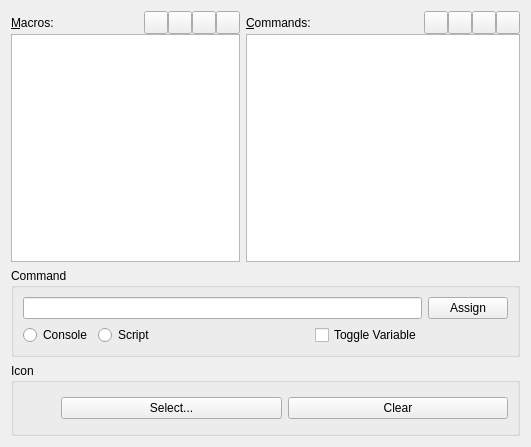
The window that Code/Editor/ToolsConfigPage.ui (Zee2401/o3de) describes before a commit, drawn with Qt 5.
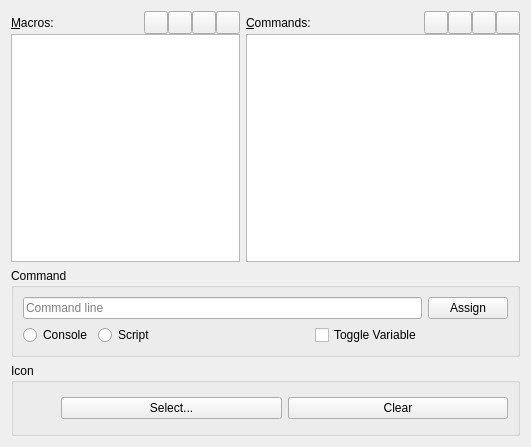
The same window after the commit. Icons and pictures are not drawn.

Commit message:
Add tooltips and polish Command input in ToolsConfigPage
- Added localized tooltips to the 8 icon-only macro and command buttons.
- Enhanced the macro command LineEdit with placeholder text and enabled the clear button.
- Follows O3DE micro-UX standards for improved intuitiveness and accessibility.

```diff
--- a/Code/Editor/ToolsConfigPage.ui
+++ b/Code/Editor/ToolsConfigPage.ui
@@ -189,6 +189,12 @@
         <property name="alignment">
          <set>Qt::AlignLeading|Qt::AlignLeft|Qt::AlignVCenter</set>
         </property>
+        <property name="placeholderText">
+         <string>Command line</string>
+        </property>
+        <property name="clearButtonEnabled">
+         <bool>true</bool>
+        </property>
        </widget>
       </item>
       <item row="1" column="0">
```
Left out of the diff: 24 changed lines with no effect on the pictures.
